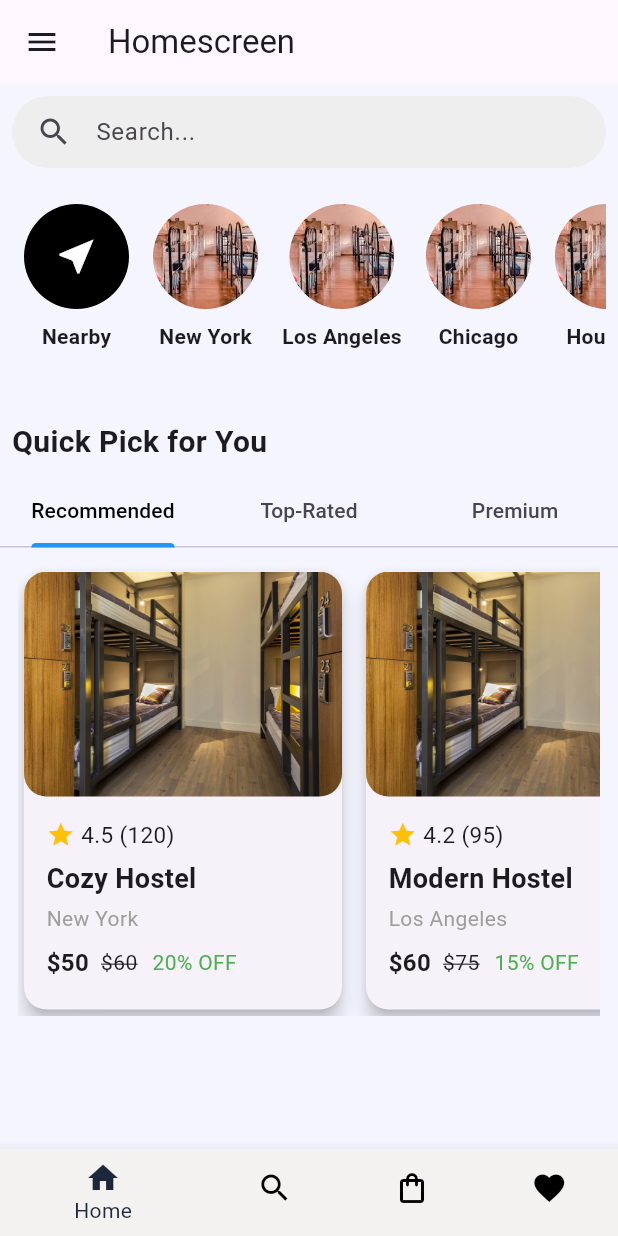
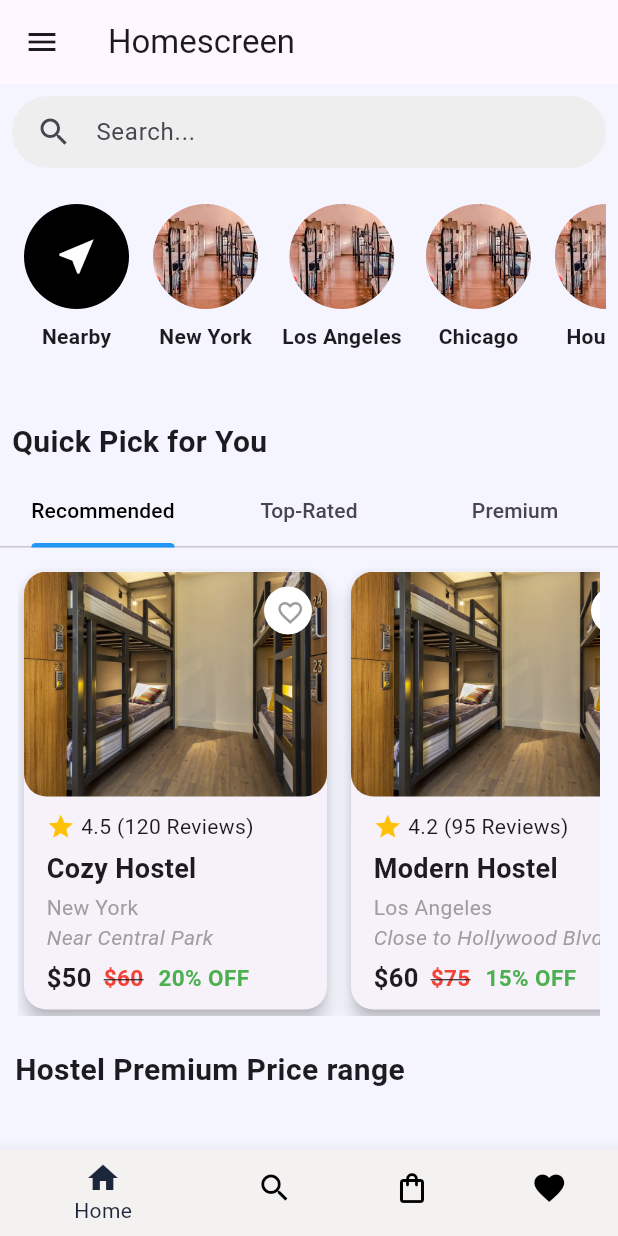
Before and after one commit to Amaldas467/hostel_app, a Flutter app: the HomeScreen screen opened by its route, on a phone screen of 412 x 824 dp. Run offline on Flutter 3.47's test engine with Material 3 defaults, Android fonts, the phone set to English and light mode, and no system bars; our stand-ins replace stacked; statements that could not run were skipped.

Commit message:
ui changes

```diff
--- a/lib/screens/homescreen/homescreen_view.dart
+++ b/lib/screens/homescreen/homescreen_view.dart
@@ -149,7 +149,7 @@ class _HomeScreenState extends State<HomeScreen> {
                         return Padding(
                           padding: const EdgeInsets.only(right: 8.0),
                           child: SizedBox(
-                            width: 220,
+                            width: 210,
                             child: Hostelcard(
                               imageUrl: hostel['imageUrl'],
                               rating: hostel['rating'],
@@ -159,6 +159,7 @@ class _HomeScreenState extends State<HomeScreen> {
                               originalPrice: hostel['originalPrice'],
                               offerPercentage: hostel['offerPercentage'],
                               userCount: hostel['userCount'],
+                              landmark: hostel['landmark'],
                             ),
                           ),
                         );
@@ -166,6 +167,18 @@ class _HomeScreenState extends State<HomeScreen> {
                     ),
                   );
                 },
+              ),
+            ),
+          ),
+          SliverToBoxAdapter(
+            child: Padding(
+              padding: const EdgeInsets.all(10),
+              child: Text(
+                'Hostel Premium Price range',
+                style: TextStyle(
+                  fontSize: 20,
+                  fontWeight: FontWeight.bold,
+                ),
               ),
             ),
           ),
--- a/lib/screens/homescreen/widgets/hostelcard.dart
+++ b/lib/screens/homescreen/widgets/hostelcard.dart
@@ -1,6 +1,6 @@
 import 'package:flutter/material.dart';
 
-class Hostelcard extends StatelessWidget {
+class Hostelcard extends StatefulWidget {
   final String imageUrl;
   final double rating;
   final String title;
@@ -9,6 +9,7 @@ class Hostelcard extends StatelessWidget {
   final String originalPrice;
   final String offerPercentage;
   final int userCount;
+  final String landmark;
 
   Hostelcard({
     required this.imageUrl,
@@ -19,7 +20,21 @@ class Hostelcard extends StatelessWidget {
     required this.originalPrice,
     required this.offerPercentage,
     required this.userCount,
+    required this.landmark,
   });
+
+  @override
+  _HostelcardState createState() => _HostelcardState();
+}
+
+class _HostelcardState extends State<Hostelcard> {
+  bool _isFavorite = false;
+
+  void _toggleFavorite() {
+    setState(() {
+      _isFavorite = !_isFavorite;
+    });
+  }
 
   @override
   Widget build(BuildContext context) {
@@ -28,21 +43,23 @@ class Hostelcard extends StatelessWidget {
         borderRadius: BorderRadius.circular(15),
       ),
       elevation: 5,
-      child: Column(
+      child: Stack(
+        children: [
+          Column(
             crossAxisAlignment: CrossAxisAlignment.start,
             children: [
               ClipRRect(
                 borderRadius: BorderRadius.vertical(
                     top: Radius.circular(15), bottom: Radius.circular(15)),
                 child: Image.asset(
-              imageUrl,
+                  widget.imageUrl,
                   fit: BoxFit.cover,
                   height: 150,
                   width: double.infinity,
                 ),
               ),
               Padding(
-            padding: const EdgeInsets.only(left: 15, top: 15),
+                padding: const EdgeInsets.only(left: 15, top: 10),
                 child: Column(
                   crossAxisAlignment: CrossAxisAlignment.start,
                   children: [
@@ -55,16 +72,16 @@ class Hostelcard extends StatelessWidget {
                         ),
                         SizedBox(width: 4),
                         Text(
-                      '$rating (${userCount})',
+                          '${widget.rating} (${widget.userCount} Reviews)',
                           style: TextStyle(
-                        fontSize: 15,
+                            fontSize: 14,
                           ),
                         ),
                       ],
                     ),
-                SizedBox(height: 6),
+                    SizedBox(height: 5),
                     Text(
-                  title,
+                      widget.title,
                       style: TextStyle(
                         fontSize: 18,
                         fontWeight: FontWeight.bold,
@@ -72,37 +89,45 @@ class Hostelcard extends StatelessWidget {
                     ),
                     SizedBox(height: 3),
                     Text(
-                  location,
+                      widget.location,
                       style: TextStyle(
                         color: Colors.grey,
                       ),
                     ),
-                SizedBox(height: 8),
+                    Text(
+                      widget.landmark,
+                      style: TextStyle(
+                        color: Colors.grey,
+                        fontStyle: FontStyle.italic,
+                      ),
+                    ),
+                    SizedBox(height: 5),
                     Row(
                       mainAxisAlignment: MainAxisAlignment.start,
                       children: [
                         Text(
-                      price,
+                          widget.price,
                           style: TextStyle(
-                        fontSize: 16,
+                            fontSize: 17,
                             fontWeight: FontWeight.bold,
-                        //color: Colors.green,
                           ),
                         ),
                         SizedBox(width: 8),
                         Text(
-                      originalPrice,
+                          widget.originalPrice,
                           style: TextStyle(
-                        fontSize: 14,
-                        //color: Colors.red,
+                            fontSize: 15,
+                            fontWeight: FontWeight.bold,
+                            color: Colors.red,
                             decoration: TextDecoration.lineThrough,
                           ),
                         ),
                         SizedBox(width: 10),
                         Text(
-                      offerPercentage,
+                          widget.offerPercentage,
                           style: TextStyle(
-                        fontSize: 14,
+                            fontSize: 15,
+                            fontWeight: FontWeight.bold,
                             color: Colors.green,
                           ),
                         ),
@@ -114,6 +139,33 @@ class Hostelcard extends StatelessWidget {
               ),
             ],
           ),
+          Positioned(
+            top: 10,
+            right: 10,
+            child: Stack(
+              children: [
+                CircleAvatar(
+                  radius: 16,
+                  backgroundColor: Colors.white,
+                ),
+                Positioned.fill(
+                  child: Align(
+                    alignment: Alignment.center,
+                    child: IconButton(
+                      icon: Icon(
+                        _isFavorite ? Icons.favorite : Icons.favorite_border,
+                        color: _isFavorite ? Colors.red : Colors.grey,
+                        size: 19,
+                      ),
+                      onPressed: _toggleFavorite,
+                    ),
+                  ),
+                ),
+              ],
+            ),
+          ),
+        ],
+      ),
     );
   }
 }
--- a/lib/screens/homescreen/widgets/hosteldata.dart
+++ b/lib/screens/homescreen/widgets/hosteldata.dart
@@ -5,6 +5,7 @@ final List<Map<String, dynamic>> hostels = [
     'title': 'Cozy Hostel',
     'price': '\$50',
     'location': 'New York',
+    'landmark': 'Near Central Park',
     'originalPrice': '\$60',
     'offerPercentage': '20% OFF',
     'userCount': 120,
@@ -15,6 +16,7 @@ final List<Map<String, dynamic>> hostels = [
     'title': 'Modern Hostel',
     'price': '\$60',
     'location': 'Los Angeles',
+    'landmark': 'Close to Hollywood Blvd',
     'originalPrice': '\$75',
     'offerPercentage': '15% OFF',
     'userCount': 95,
@@ -25,6 +27,7 @@ final List<Map<String, dynamic>> hostels = [
     'title': 'Luxury Hostel',
     'price': '\$80',
     'location': 'Chicago',
+    'landmark': 'Near Millennium Park',
     'originalPrice': '\$100',
     'offerPercentage': '20% OFF',
     'userCount': 200,
@@ -35,6 +38,7 @@ final List<Map<String, dynamic>> hostels = [
     'title': 'Budget Hostel',
     'price': '\$30',
     'location': 'Houston',
+    'landmark': 'Near Downtown',
     'originalPrice': '\$40',
     'offerPercentage': '25% OFF',
     'userCount': 80,
--- /dev/null
+++ b/lib/screens/search_screen/search_view.dart
@@ -0,0 +1,15 @@
+import 'package:flutter/material.dart';
+
+class SearchScreen extends StatelessWidget {
+  @override
+  Widget build(BuildContext context) {
+    return Scaffold(
+      appBar: AppBar(
+        title: Text('Search Screen'),
+      ),
+      body: Center(
+        child: Text('Search Screen Content Here'),
+      ),
+    );
+  }
+}
--- a/lib/widgets/bottom_nav.dart
+++ b/lib/widgets/bottom_nav.dart
@@ -1,6 +1,6 @@
 import 'package:flutter/material.dart';
-
 import '../constants/colorconstants.dart';
+import '../screens/search_screen/search_view.dart'; // Import SearchScreen
 
 class BottomNav extends StatelessWidget {
   final int selectedIndex;
@@ -16,7 +16,17 @@ class BottomNav extends StatelessWidget {
   Widget build(BuildContext context) {
     return BottomNavigationBar(
       currentIndex: selectedIndex,
-      onTap: onItemTapped,
+      onTap: (index) {
+        if (index == 1) {
+          // Navigate to SearchScreen
+          Navigator.push(
+            context,
+            MaterialPageRoute(builder: (context) => SearchScreen()),
+          );
+        } else {
+          onItemTapped(index);
+        }
+      },
       selectedItemColor: AppColors.mirage,
       unselectedItemColor: Colors.black,
       iconSize: 24,
@@ -38,10 +48,6 @@ class BottomNav extends StatelessWidget {
           icon: Icon(Icons.favorite),
           label: 'Favorites',
         ),
-        //BottomNavigationBarItem(
-        //  icon: Icon(Icons.account_circle),
-        //  label: 'Profile',
-        //),
       ],
     );
   }
```
Also changed, not shown: lib/screens/search_screen/search_viewmodel.dart (added). Lines whose indentation alone changed are shown as unchanged.
